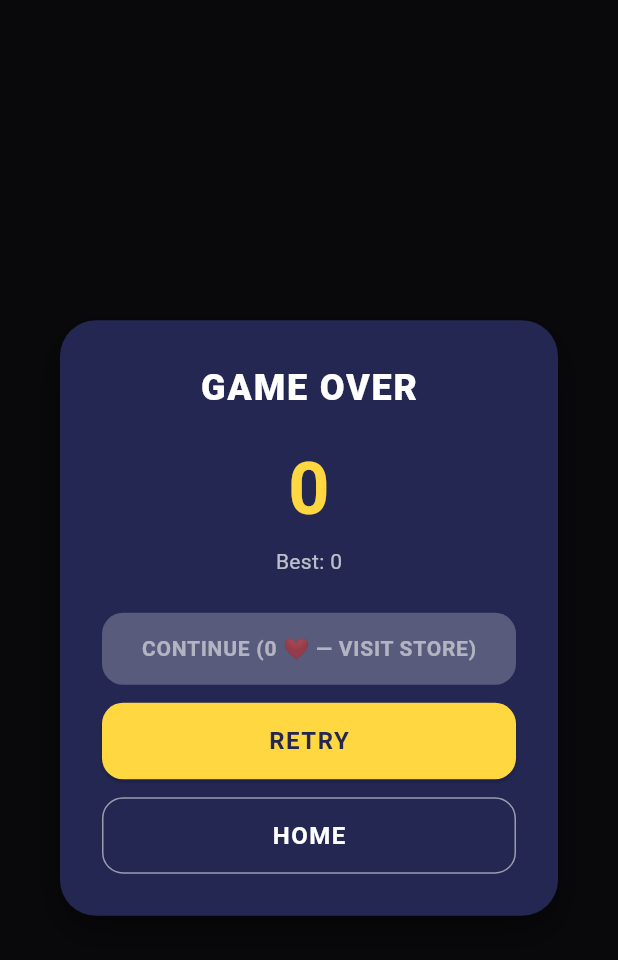
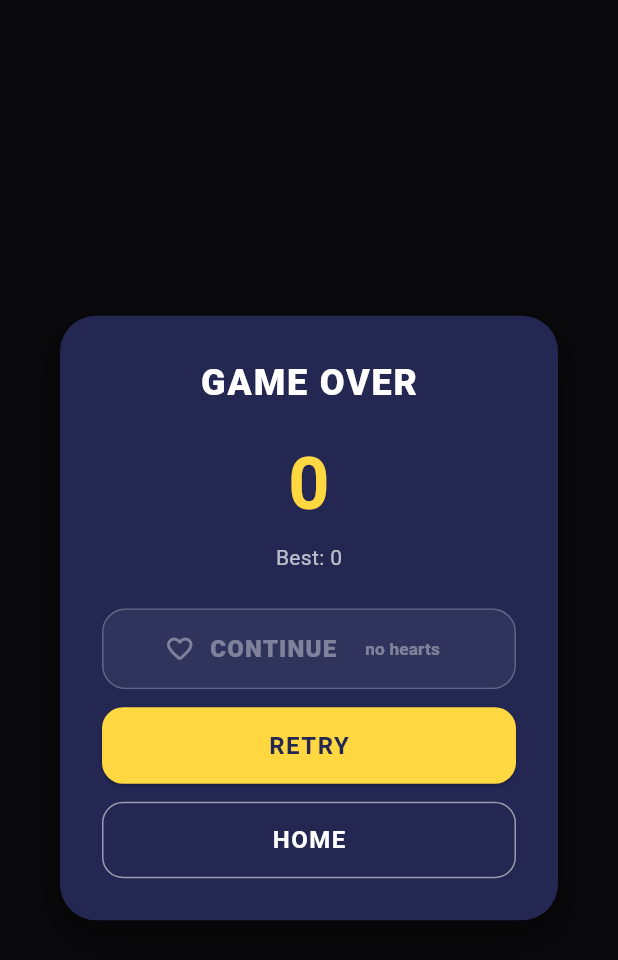
Before and after one commit to mohamedabohaya/stackIT, a Flutter app: the GameOverOverlay widget shown alone on an empty page, opened directly with empty values, on a phone screen of 412 x 824 dp. Shown: the top 960 px of the screen. Run offline on Flutter 3.47's test engine with Material 3 defaults, Android fonts, the phone set to English and light mode, and no system bars; our stand-ins replace shared_preferences; missing offline and left inert: flame, flame_audio; accounts and stored records are empty.

Commit message:
Add sound effects and a splash transition sound; redesign continue button
Adds synthesized SFX (tap, block place, coin, game over) via flame_audio,
plus a one-shot splash transition sound that's explicitly stopped the
moment Home appears, and a mute toggle. No background music is used —
only action-tied sound effects. Also redesigns the game-over CONTINUE
button: heart icon + bold label with the heart cost/remaining count
moved into its own pill badge, on a red-to-pink gradient, instead of one
cramped line of text.

Co-Authored-By: Claude Sonnet 5 <noreply@anthropic.com>

```diff
--- a/lib/game/overlays/game_over_overlay.dart
+++ b/lib/game/overlays/game_over_overlay.dart
@@ -89,29 +89,10 @@ class GameOverOverlay extends StatelessWidget {
             const SizedBox(height: 24),
             ValueListenableBuilder<int>(
               valueListenable: game.heartsNotifier,
-              builder: (context, hearts, _) {
-                final canContinue = hearts > 0;
-                return SizedBox(
-                  width: double.infinity,
-                  child: ElevatedButton(
-                    onPressed: canContinue ? game.continueGame : null,
-                    style: ElevatedButton.styleFrom(
-                      backgroundColor: Colors.redAccent,
-                      disabledBackgroundColor: Colors.white24,
-                      disabledForegroundColor: Colors.white54,
-                      foregroundColor: Colors.white,
-                      padding: const EdgeInsets.symmetric(vertical: 14),
-                      shape: RoundedRectangleBorder(
-                        borderRadius: BorderRadius.circular(14),
-                      ),
-                    ),
-                    child: Text(
-                      canContinue ? 'CONTINUE — USE 1 ❤️ ($hearts LEFT)' : 'CONTINUE (0 ❤️ — VISIT STORE)',
-                      style: const TextStyle(fontWeight: FontWeight.bold, fontSize: 14, letterSpacing: 0.5),
-                    ),
-                  ),
-                );
-              },
+              builder: (context, hearts, _) => _ContinueButton(
+                hearts: hearts,
+                onTap: game.continueGame,
+              ),
             ),
             const SizedBox(height: 12),
             SizedBox(
@@ -157,3 +138,86 @@ class GameOverOverlay extends StatelessWidget {
     );
   }
 }
+
+/// The "spend a heart to keep going" action. Redesigned as a gradient
+/// pill with the action and its cost visually separated, rather than
+/// cramming both into one long line of text.
+class _ContinueButton extends StatelessWidget {
+  const _ContinueButton({required this.hearts, required this.onTap});
+
+  final int hearts;
+  final VoidCallback onTap;
+
+  @override
+  Widget build(BuildContext context) {
+    final canContinue = hearts > 0;
+    final foreground = canContinue ? Colors.white : Colors.white38;
+
+    return SizedBox(
+      width: double.infinity,
+      height: 54,
+      child: ElevatedButton(
+        onPressed: canContinue ? onTap : null,
+        style: ElevatedButton.styleFrom(
+          padding: EdgeInsets.zero,
+          backgroundColor: Colors.transparent,
+          disabledBackgroundColor: Colors.transparent,
+          shadowColor: Colors.transparent,
+          disabledForegroundColor: foreground,
+          elevation: 0,
+          shape: RoundedRectangleBorder(borderRadius: BorderRadius.circular(16)),
+        ),
+        child: Ink(
+          decoration: BoxDecoration(
+            gradient: canContinue
+                ? const LinearGradient(
+                    colors: [Color(0xFFFF7A7A), Color(0xFFE0294A)],
+                    begin: Alignment.topCenter,
+                    end: Alignment.bottomCenter,
+                  )
+                : null,
+            color: canContinue ? null : Colors.white.withValues(alpha: 0.06),
+            borderRadius: BorderRadius.circular(16),
+            border: canContinue ? null : Border.all(color: Colors.white24),
+          ),
+          child: Container(
+            alignment: Alignment.center,
+            padding: const EdgeInsets.symmetric(horizontal: 16),
+            child: Row(
+              mainAxisAlignment: MainAxisAlignment.center,
+              children: [
+                Icon(
+                  canContinue ? Icons.favorite_rounded : Icons.favorite_border_rounded,
+                  color: foreground,
+                  size: 20,
+                ),
+                const SizedBox(width: 10),
+                Text(
+                  'CONTINUE',
+                  style: TextStyle(
+                    color: foreground,
+                    fontWeight: FontWeight.w800,
+                    fontSize: 16,
+                    letterSpacing: 0.8,
+                  ),
+                ),
+                const SizedBox(width: 10),
+                Container(
+                  padding: const EdgeInsets.symmetric(horizontal: 9, vertical: 4),
+                  decoration: BoxDecoration(
+                    color: Colors.black.withValues(alpha: canContinue ? 0.18 : 0),
+                    borderRadius: BorderRadius.circular(20),
+                  ),
+                  child: Text(
+                    canContinue ? '-1 · $hearts left' : 'no hearts',
+                    style: TextStyle(color: foreground, fontWeight: FontWeight.w700, fontSize: 11.5),
+                  ),
+                ),
+              ],
+            ),
+          ),
+        ),
+      ),
+    );
+  }
+}
--- a/lib/game/stack_it_game.dart
+++ b/lib/game/stack_it_game.dart
@@ -6,6 +6,7 @@ import 'package:flame/game.dart';
 import 'package:flutter/material.dart';
 
 import '../models/game_theme.dart';
+import '../services/audio_service.dart';
 import '../services/heart_service.dart';
 import '../services/score_service.dart';
 import '../services/store_service.dart';
@@ -208,6 +209,7 @@ class StackItGame extends FlameGame {
     score++;
     scoreNotifier.value = score;
     _moving = null;
+    AudioService.playPlace();
 
     _spawnMovingBlock();
   }
@@ -217,6 +219,7 @@ class StackItGame extends FlameGame {
     _movingBlockComponent?.removeFromParent();
     _movingBlockComponent = null;
     _moving = null;
+    AudioService.playGameOver();
 
     if (score > bestScore) {
       bestScore = score;
--- a/lib/screens/splash_screen.dart
+++ b/lib/screens/splash_screen.dart
@@ -2,6 +2,7 @@ import 'dart:async';
 
 import 'package:flutter/material.dart';
 
+import '../services/audio_service.dart';
 import '../widgets/stack_logo.dart';
 import 'home_screen.dart';
 
@@ -25,6 +26,7 @@ class _SplashScreenState extends State<SplashScreen> with SingleTickerProviderSt
   @override
   void initState() {
     super.initState();
+    AudioService.init().then((_) => AudioService.playSplash());
     _controller = AnimationController(vsync: this, duration: _dropDuration);
 
     final barCount = StackLogo.bars.length;
@@ -49,6 +51,7 @@ class _SplashScreenState extends State<SplashScreen> with SingleTickerProviderSt
     _controller.forward();
 
     _navigateTimer = Timer(_dropDuration + _holdBeforeNavigate, () {
+      AudioService.stopSplash();
       if (!mounted) return;
       Navigator.of(context).pushReplacement(
         MaterialPageRoute(builder: (_) => const HomeScreen()),
@@ -59,6 +62,7 @@ class _SplashScreenState extends State<SplashScreen> with SingleTickerProviderSt
   @override
   void dispose() {
     _navigateTimer?.cancel();
+    AudioService.stopSplash();
     _controller.dispose();
     super.dispose();
   }
--- /dev/null
+++ b/lib/services/audio_service.dart
@@ -0,0 +1,72 @@
+import 'package:flame_audio/flame_audio.dart';
+import 'package:shared_preferences/shared_preferences.dart';
+
+/// Small static audio manager for one-off sound effects (no background
+/// music). Sound is global to the app rather than tied to one screen's
+/// lifecycle, so this is a lightweight static class rather than a
+/// per-screen service.
+class AudioService {
+  AudioService._();
+
+  static const _mutedKey = 'stack_it_muted';
+
+  static bool _muted = false;
+  static bool _initialized = false;
+  static AudioPlayer? _splashPlayer;
+
+  static bool get isMuted => _muted;
+
+  /// Loads persisted mute state and preloads all sound files. Safe to
+  /// call multiple times — only does real work once.
+  static Future<void> init() async {
+    if (_initialized) return;
+    _initialized = true;
+
+    final prefs = await SharedPreferences.getInstance();
+    _muted = prefs.getBool(_mutedKey) ?? false;
+
+    await FlameAudio.audioCache.loadAll([
+      'splash.wav',
+      'tap.wav',
+      'place.wav',
+      'coin.wav',
+      'gameover.wav',
+    ]);
+  }
+
+  static Future<void> setMuted(bool value) async {
+    _muted = value;
+    final prefs = await SharedPreferences.getInstance();
+    await prefs.setBool(_mutedKey, value);
+    if (value) {
+      await stopSplash();
+    }
+  }
+
+  static Future<void> toggleMuted() => setMuted(!_muted);
+
+  /// Plays the splash-screen transition sound once. Call [stopSplash]
+  /// when leaving the splash screen so it never bleeds into gameplay.
+  static Future<void> playSplash() async {
+    if (_muted) return;
+    _splashPlayer = await FlameAudio.play('splash.wav', volume: 0.6);
+  }
+
+  /// Stops the splash sound immediately, regardless of whether it has
+  /// finished playing on its own yet.
+  static Future<void> stopSplash() async {
+    final player = _splashPlayer;
+    _splashPlayer = null;
+    await player?.stop();
+  }
+
+  static void _playSfx(String file, {double volume = 0.6}) {
+    if (_muted) return;
+    FlameAudio.play(file, volume: volume);
+  }
+
+  static void playTap() => _playSfx('tap.wav', volume: 0.4);
+  static void playPlace() => _playSfx('place.wav', volume: 0.6);
+  static void playCoin() => _playSfx('coin.wav', volume: 0.5);
+  static void playGameOver() => _playSfx('gameover.wav', volume: 0.6);
+}
```
Also changed, not shown: lib/screens/home_screen.dart (+49 -11 lines), pubspec.yaml (+3 -4 lines), pubspec.lock, 11 other files.
